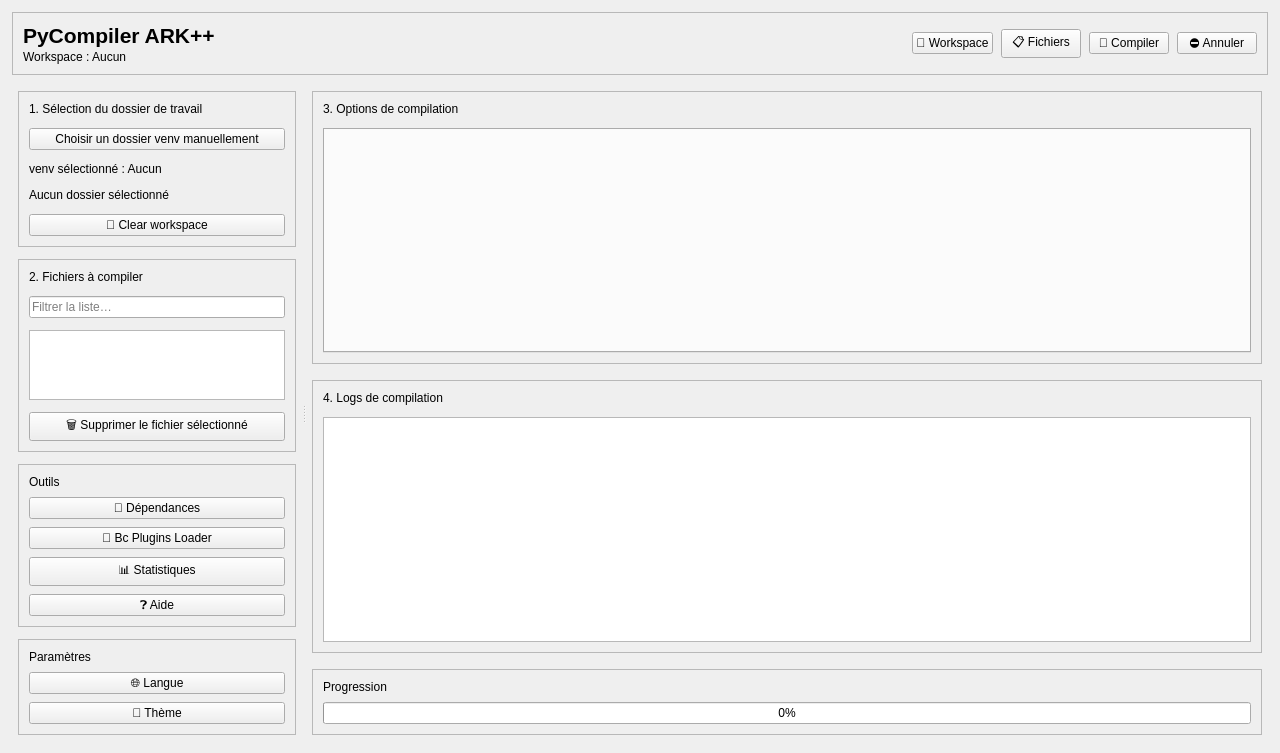
First picture: the form in ui/ui_design.ui, repository raidos23/PyCompiler_ARK, before the edit.
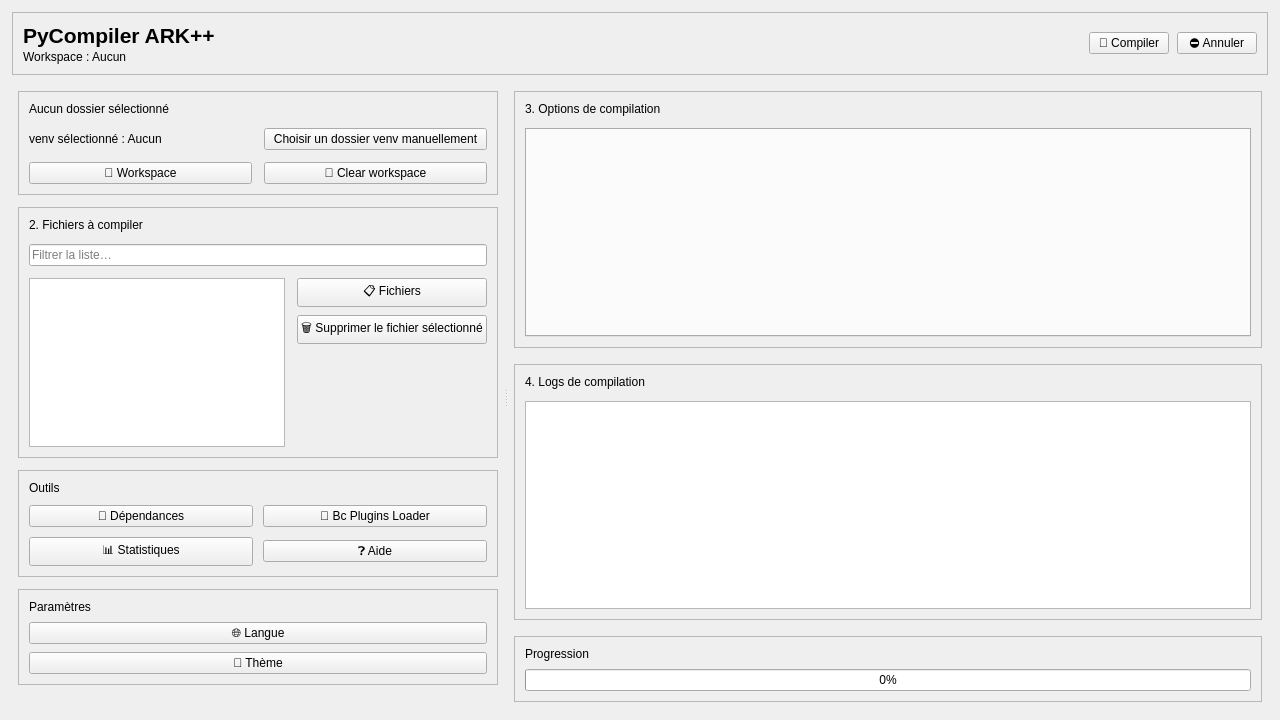
Second picture: the form after the edit.

Commit message: redesign de l'ui

Patch:
```diff
--- a/ui/ui_design.ui
+++ b/ui/ui_design.ui
@@ -122,26 +122,6 @@
          <property name="bottomMargin">
           <number>0</number>
          </property>
-         <item>
-          <widget class="QPushButton" name="btn_select_folder">
-           <property name="text">
-            <string>📁 Workspace</string>
-           </property>
-           <property name="toolTip">
-            <string>Sélectionner le dossier de travail</string>
-           </property>
-          </widget>
-         </item>
-         <item>
-          <widget class="QPushButton" name="btn_select_files">
-           <property name="text">
-            <string>📋 Fichiers</string>
-           </property>
-           <property name="toolTip">
-            <string>Ajouter des fichiers à compiler</string>
-           </property>
-          </widget>
-         </item>
          <item>
           <widget class="QPushButton" name="compile_btn">
            <property name="text">
@@ -204,7 +184,7 @@
          <property name="frameShape">
           <enum>QFrame::Shape::StyledPanel</enum>
          </property>
-         <layout class="QVBoxLayout" name="layout_workspace">
+         <layout class="QGridLayout" name="layout_workspace_grid">
           <property name="spacing">
            <number>12</number>
           </property>
@@ -220,35 +200,38 @@
           <property name="bottomMargin">
            <number>10</number>
           </property>
-          <item>
-           <widget class="QLabel" name="label_workspace_section">
-            <property name="text">
-             <string>1. Sélection du dossier de travail</string>
-            </property>
-           </widget>
-          </item>
-          <item>
-           <widget class="QPushButton" name="venv_button">
-            <property name="text">
-             <string>Choisir un dossier venv manuellement</string>
-            </property>
-           </widget>
-          </item>
-          <item>
-           <widget class="QLabel" name="venv_label">
-            <property name="text">
-             <string>venv sélectionné : Aucun</string>
-            </property>
-           </widget>
-          </item>
-          <item>
+          <item row="0" column="0" colspan="2">
            <widget class="QLabel" name="label_folder">
             <property name="text">
              <string>Aucun dossier sélectionné</string>
             </property>
            </widget>
           </item>
-          <item>
+          <item row="1" column="0">
+           <widget class="QLabel" name="venv_label">
+            <property name="text">
+             <string>venv sélectionné : Aucun</string>
+            </property>
+           </widget>
+          </item>
+          <item row="1" column="1">
+           <widget class="QPushButton" name="venv_button">
+            <property name="text">
+             <string>Choisir un dossier venv manuellement</string>
+            </property>
+           </widget>
+          </item>
+          <item row="2" column="0">
+           <widget class="QPushButton" name="btn_select_folder">
+            <property name="text">
+             <string>📁 Workspace</string>
+            </property>
+            <property name="toolTip">
+             <string>Sélectionner le dossier de travail</string>
+            </property>
+           </widget>
+          </item>
+          <item row="2" column="1">
            <widget class="QPushButton" name="btn_clear_workspace">
             <property name="text">
              <string>🧹 Clear workspace</string>
@@ -266,7 +249,7 @@
          <property name="frameShape">
           <enum>QFrame::Shape::StyledPanel</enum>
          </property>
-         <layout class="QVBoxLayout" name="layout_files">
+         <layout class="QGridLayout" name="layout_files_grid">
           <property name="spacing">
            <number>12</number>
           </property>
@@ -282,33 +265,75 @@
           <property name="bottomMargin">
            <number>10</number>
           </property>
-          <item>
+          <item row="0" column="0" colspan="2">
            <widget class="QLabel" name="label_files_section">
             <property name="text">
              <string>2. Fichiers à compiler</string>
             </property>
            </widget>
           </item>
-          <item>
+          <item row="1" column="0" colspan="2">
            <widget class="QLineEdit" name="file_filter_input">
             <property name="placeholderText">
              <string>Filtrer la liste…</string>
             </property>
            </widget>
           </item>
-          <item>
+          <item row="2" column="0">
            <widget class="QListWidget" name="file_list">
             <property name="minimumHeight">
              <number>180</number>
             </property>
            </widget>
           </item>
-          <item>
-           <widget class="QPushButton" name="btn_remove_file">
-            <property name="text">
-             <string>🗑️ Supprimer le fichier sélectionné</string>
+          <item row="2" column="1">
+           <layout class="QVBoxLayout" name="layout_file_actions">
+            <property name="spacing">
+             <number>8</number>
             </property>
-           </widget>
+            <property name="leftMargin">
+             <number>0</number>
+            </property>
+            <property name="topMargin">
+             <number>0</number>
+            </property>
+            <property name="rightMargin">
+             <number>0</number>
+            </property>
+            <property name="bottomMargin">
+             <number>0</number>
+            </property>
+           <item>
+             <widget class="QPushButton" name="btn_select_files">
+              <property name="text">
+               <string>📋 Fichiers</string>
+              </property>
+              <property name="toolTip">
+               <string>Ajouter des fichiers à compiler</string>
+              </property>
+             </widget>
+            </item>
+            <item>
+             <widget class="QPushButton" name="btn_remove_file">
+              <property name="text">
+               <string>🗑️ Supprimer le fichier sélectionné</string>
+              </property>
+             </widget>
+            </item>
+            <item>
+             <spacer name="fileActionsSpacer">
+              <property name="orientation">
+               <enum>Qt::Orientation::Vertical</enum>
+              </property>
+              <property name="sizeHint" stdset="0">
+               <size>
+                <width>20</width>
+                <height>40</height>
+               </size>
+              </property>
+             </spacer>
+            </item>
+           </layout>
           </item>
          </layout>
         </widget>
@@ -318,9 +343,9 @@
          <property name="frameShape">
           <enum>QFrame::Shape::StyledPanel</enum>
          </property>
-         <layout class="QVBoxLayout" name="layout_tools">
+         <layout class="QGridLayout" name="layout_tools_grid">
           <property name="spacing">
-           <number>8</number>
+           <number>10</number>
           </property>
           <property name="leftMargin">
            <number>10</number>
@@ -334,14 +359,14 @@
           <property name="bottomMargin">
            <number>10</number>
           </property>
-          <item>
+          <item row="0" column="0" colspan="2">
            <widget class="QLabel" name="label_tools">
             <property name="text">
              <string>Outils</string>
             </property>
            </widget>
           </item>
-          <item>
+          <item row="1" column="0">
            <widget class="QPushButton" name="btn_suggest_deps">
             <property name="text">
              <string>🔎 Dépendances</string>
@@ -351,7 +376,7 @@
             </property>
            </widget>
           </item>
-          <item>
+          <item row="1" column="1">
            <widget class="QPushButton" name="btn_bc_loader">
             <property name="text">
              <string>🧩 Bc Plugins Loader</string>
@@ -361,7 +386,7 @@
             </property>
            </widget>
           </item>
-          <item>
+          <item row="2" column="0">
            <widget class="QPushButton" name="btn_show_stats">
             <property name="text">
              <string>📊 Statistiques</string>
@@ -371,7 +396,7 @@
             </property>
            </widget>
           </item>
-          <item>
+          <item row="2" column="1">
            <widget class="QPushButton" name="btn_help">
             <property name="text">
              <string>❓ Aide</string>
```
The commit also changes 1 other file.
